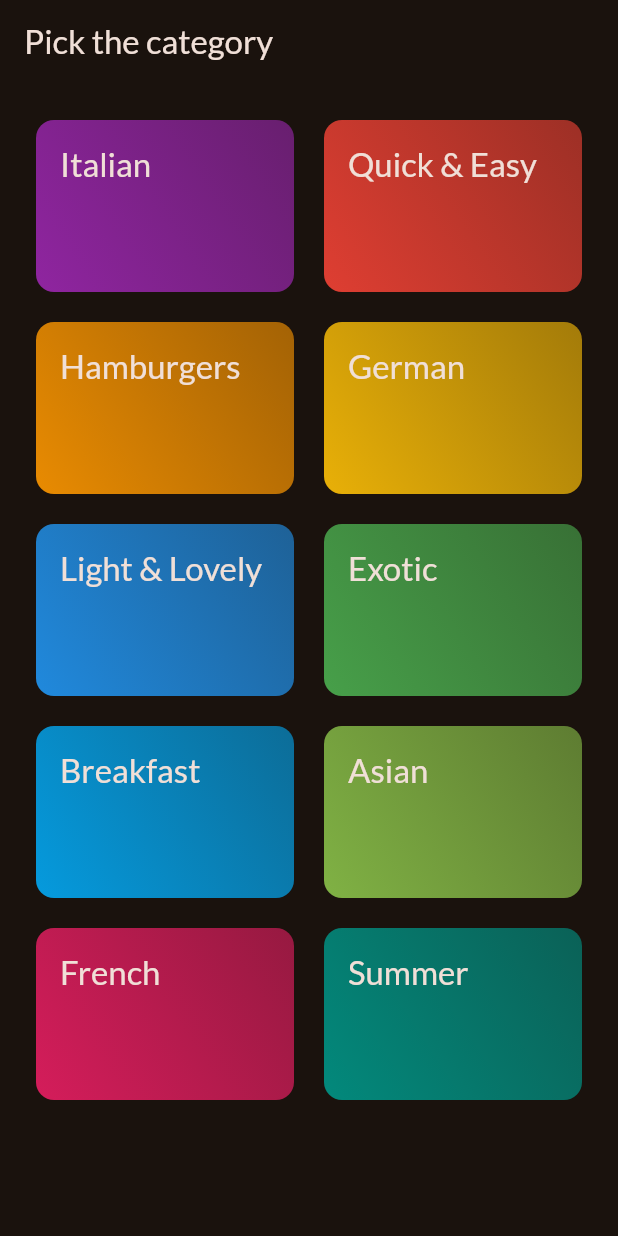
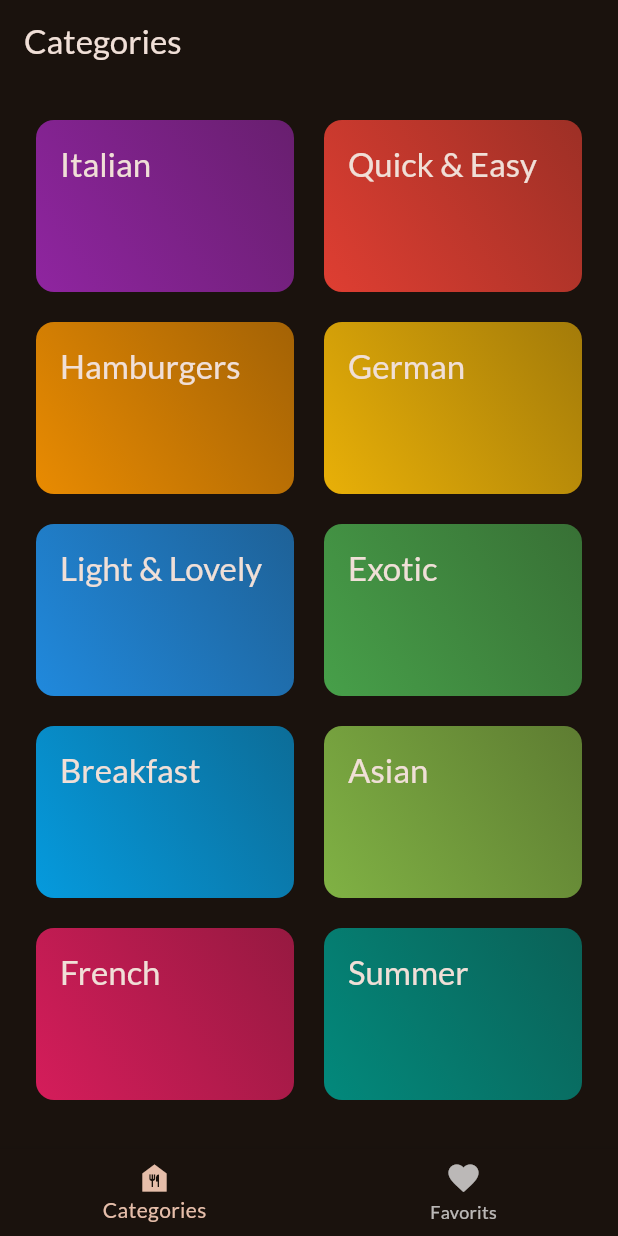
Before and after one commit to malhaq/food-app, a Flutter app: the screen it shows after launch, on a phone screen of 412 x 824 dp. Run offline on Flutter 3.47's test engine with Material 3 defaults, Android fonts, the phone set to English and light mode, and no system bars; our stand-ins replace google_fonts, transparent_image.

Commit message:
adding bottom tab bar with favorites tab

```diff
--- a/lib/main.dart
+++ b/lib/main.dart
@@ -1,5 +1,5 @@
 import 'package:flutter/material.dart';
-import 'package:food_app/screens/categories.dart';
+import 'package:food_app/screens/tab.dart';
 
 import 'package:google_fonts/google_fonts.dart';
 
@@ -23,7 +23,7 @@ class App extends StatelessWidget {
   Widget build(BuildContext context) {
     return MaterialApp(
       theme: theme,
-      home:const CategoriesScreen(),
+      home:const TabScreen(),
     );
   }
 }
--- a/lib/screens/categories.dart
+++ b/lib/screens/categories.dart
@@ -9,7 +9,9 @@ class CategoriesScreen extends StatelessWidget {
   const CategoriesScreen({super.key});
 
   void _selectCategory(BuildContext context, Category category) {
-    final filteredMealsList = dummyMeals.where((meal)=> meal.categories.contains(category.id)).toList();
+    final filteredMealsList = dummyMeals
+        .where((meal) => meal.categories.contains(category.id))
+        .toList();
 
     //Navigator.push(context, route);
     Navigator.of(context).push(
@@ -24,11 +26,7 @@ class CategoriesScreen extends StatelessWidget {
 
   @override
   Widget build(BuildContext context) {
-    return Scaffold(
-      appBar: AppBar(
-        title: const Text('Pick the category'),
-      ),
-      body: GridView(
+    return GridView(
       padding: const EdgeInsets.all(24),
       gridDelegate: const SliverGridDelegateWithFixedCrossAxisCount(
         crossAxisCount: 2,
@@ -45,7 +43,6 @@ class CategoriesScreen extends StatelessWidget {
             },
           )
       ],
-      ),
     );
   }
 }
--- /dev/null
+++ b/lib/screens/tab.dart
@@ -0,0 +1,50 @@
+import 'package:flutter/material.dart';
+import 'package:food_app/screens/categories.dart';
+import 'package:food_app/screens/meals.dart';
+
+class TabScreen extends StatefulWidget{
+  const TabScreen({super.key});
+
+  @override
+  State<TabScreen> createState() {
+    return _TabScreen();
+  }
+
+}
+
+class _TabScreen extends State<TabScreen>{
+  int _selectedTabIndex = 0;
+
+  void _selectTab(int index){
+    setState(() {
+      _selectedTabIndex = index;
+    });
+  }
+
+  @override
+  Widget build(BuildContext context) {
+    Widget activeTab = const  CategoriesScreen();
+    var activeTabTitle = 'Categories';
+
+    if(_selectedTabIndex ==1){
+      activeTab = MealsScreen(meals: []);
+      activeTabTitle = 'Favorite meals';
+    }
+
+    return Scaffold(
+      appBar: AppBar(
+        title: Text(activeTabTitle),
+      ),
+      body: activeTab,
+      bottomNavigationBar: BottomNavigationBar(
+        onTap: _selectTab,
+        currentIndex: _selectedTabIndex,
+        items:const [
+          BottomNavigationBarItem(icon:Icon(Icons.food_bank) ,label:'Categories' ),
+          BottomNavigationBarItem(icon:Icon(Icons.favorite),label:'Favorits' ),
+        ],
+      ),
+    );
+  }
+
+}
```
Also changed, not shown: lib/screens/mael_details.dart (+46 -2 lines), lib/screens/meals.dart (+7 -3 lines). Lines whose indentation alone changed are shown as unchanged.
